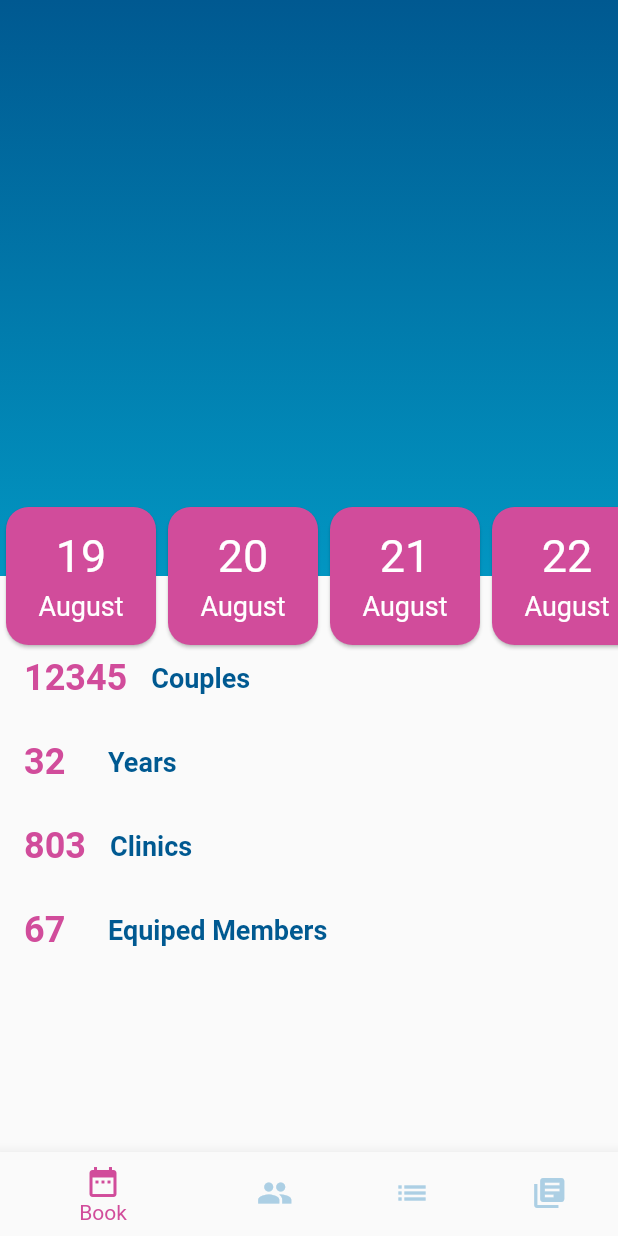
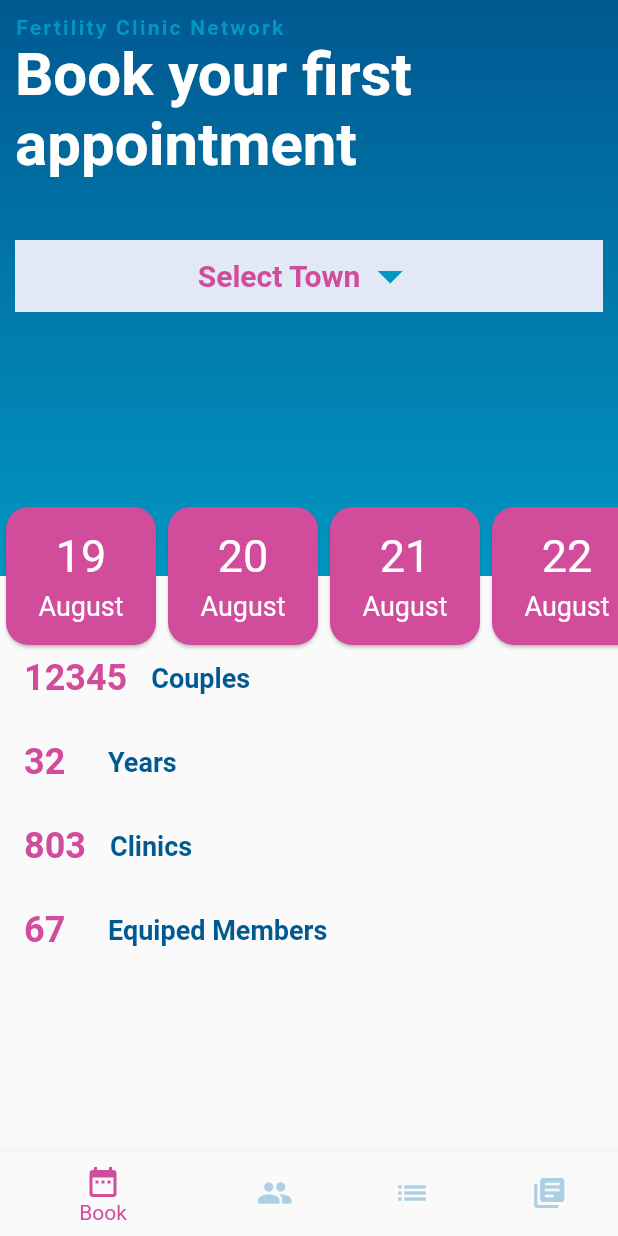
Before and after one commit to npne269/clinic-project, a Flutter app: the screen it shows after launch, on a phone screen of 412 x 824 dp. Run offline on Flutter 3.47's test engine with Material 2 defaults, Android fonts, the phone set to English and light mode, and no system bars.

```diff
--- a/lib/Screens/bookPage.dart
+++ b/lib/Screens/bookPage.dart
@@ -3,6 +3,32 @@ import 'package:clinic_app/global.dart';
 import 'package:flutter/material.dart';
 
 class BookPage extends StatelessWidget {
+  @override
+  Widget build(BuildContext context) {
+    return SafeArea(
+      child: Stack(
+        children: [
+          TopArea(),
+          Center(
+            child: Container(
+              height: 100,
+              child: DatePicker(
+                initialDate: DateTime.now(),
+              ),
+            ),
+          )
+        ],
+      ),
+    );
+  }
+}
+
+class TopArea extends StatefulWidget {
+  @override
+  _TopAreaState createState() => _TopAreaState();
+}
+
+class _TopAreaState extends State<TopArea> {
   final List<Map> _clinicData = [
     {
       'title': 'Couples',
@@ -21,38 +47,103 @@ class BookPage extends StatelessWidget {
       'data': '67',
     },
   ];
+  List<String> _dropDownValue = [
+    'New work',
+    'Damak',
+    'Kakadvitta',
+    'Rampur',
+  ];
+  String _value;
+
   @override
   Widget build(BuildContext context) {
-    return SafeArea(
-      child: Stack(
-        children: [
-          Column(
+    return Column(
       children: [
         Expanded(
           child: Container(
+            padding: const EdgeInsets.all(10),
             decoration: BoxDecoration(
               gradient: LinearGradient(
                   colors: [blueColorDark, blueColorLight],
                   begin: Alignment.topCenter,
                   end: Alignment.bottomCenter),
             ),
+            child: Column(
+              crossAxisAlignment: CrossAxisAlignment.start,
+              children: [
+                Text(
+                  'Fertility Clinic Network',
+                  style: TextStyle(
+                      fontWeight: FontWeight.bold,
+                      letterSpacing: 1.5,
+                      color: blueColorLight),
+                ),
+                Text(
+                  'Book your first appointment',
+                  style: TextStyle(
+                      fontSize: 40,
+                      fontWeight: FontWeight.w600,
+                      color: Colors.white),
+                ),
+                SizedBox(
+                  height: 40,
+                ),
+                Container(
+                  width: double.maxFinite,
+                  color: backgroundColor,
+                  child: Center(
+                    child: DropdownButtonHideUnderline(
+                      child: DropdownButton(
+                        iconSize: 40,
+                        iconEnabledColor: blueColorLight,
+                        style: TextStyle(
+                          color: pinkColor,
+                          fontSize: 20,
+                          fontWeight: FontWeight.w600,
+                        ),
+                        hint: Text('Select Town',style: TextStyle(
+                          color: pinkColor,
+                          fontSize: 20,
+                          fontWeight: FontWeight.w600,
+                        ),),
+                        items: _dropDownValue.map(
+                          (e) => DropdownMenuItem(
+                            value: e,
+                            child: Text(e),
+                          ),
+                        ).toList(),
+                        onChanged: (String value) {
+                          setState(() {
+                            _value = value;
+                          });
+                          print(_value);
+                        },
+                        value: _value,
+                      ),
+                    ),
+                  ),
+                ),
+              ],
+            ),
           ),
         ),
         Expanded(
           child: Column(
             children: List.generate(5, (i) {
-                    return (i==0)?SizedBox(
+              return (i == 0)
+                  ? SizedBox(
                       height: 40,
-                    ):ListTile(
+                    )
+                  : ListTile(
                       leading: Text(
-                        _clinicData[i-1]['data'],
+                        _clinicData[i - 1]['data'],
                         style: TextStyle(
                             color: pinkColor,
                             fontSize: 24,
                             fontWeight: FontWeight.w600),
                       ),
                       title: Text(
-                        _clinicData[i-1]['title'],
+                        _clinicData[i - 1]['title'],
                         style: TextStyle(
                             color: blueColorDark,
                             fontSize: 18,
@@ -63,17 +154,6 @@ class BookPage extends StatelessWidget {
           ),
         ),
       ],
-          ),
-          Center(
-            child: Container(
-              height: 100,
-              child: DatePicker(
-                initialDate: DateTime.now(),
-              ),
-            ),
-          )
-        ],
-      ),
     );
   }
 }
--- a/lib/main.dart
+++ b/lib/main.dart
@@ -1,4 +1,4 @@
-import 'package:clinic_app/homePage.dart';
+import 'package:clinic_app/pages/homePage.dart';
 import 'package:flutter/material.dart';
 
 void main() {
```
Also changed, not shown: lib/pages/homePage.dart (renamed from lib/homePage.dart). Lines whose indentation alone changed are shown as unchanged.
